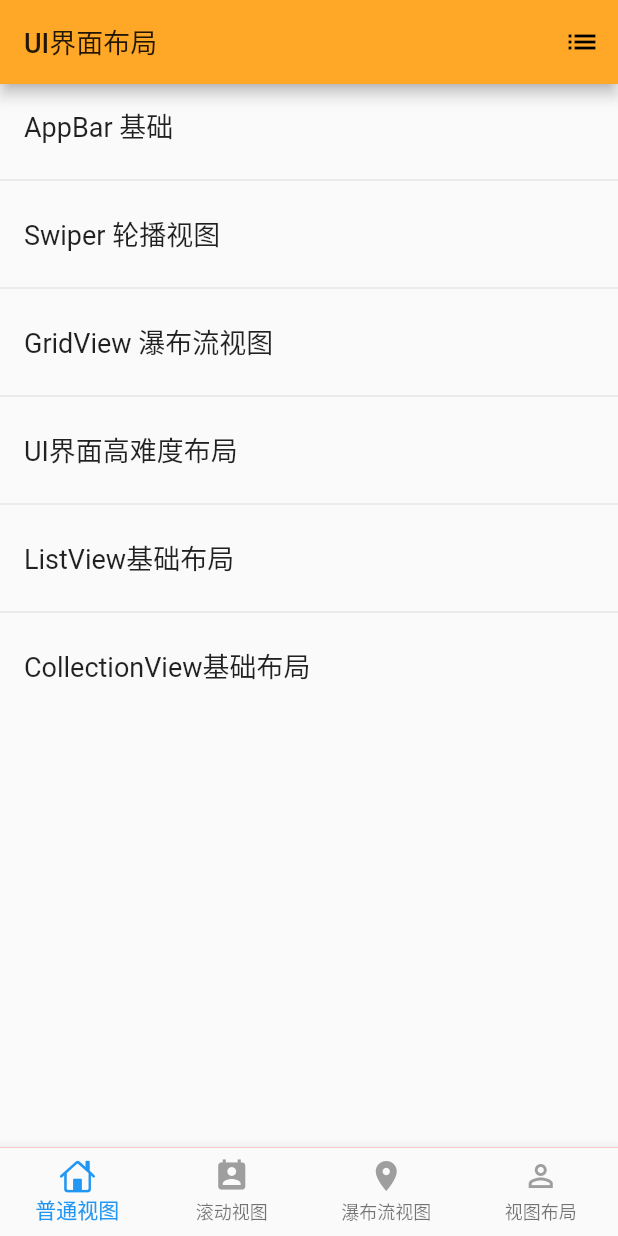
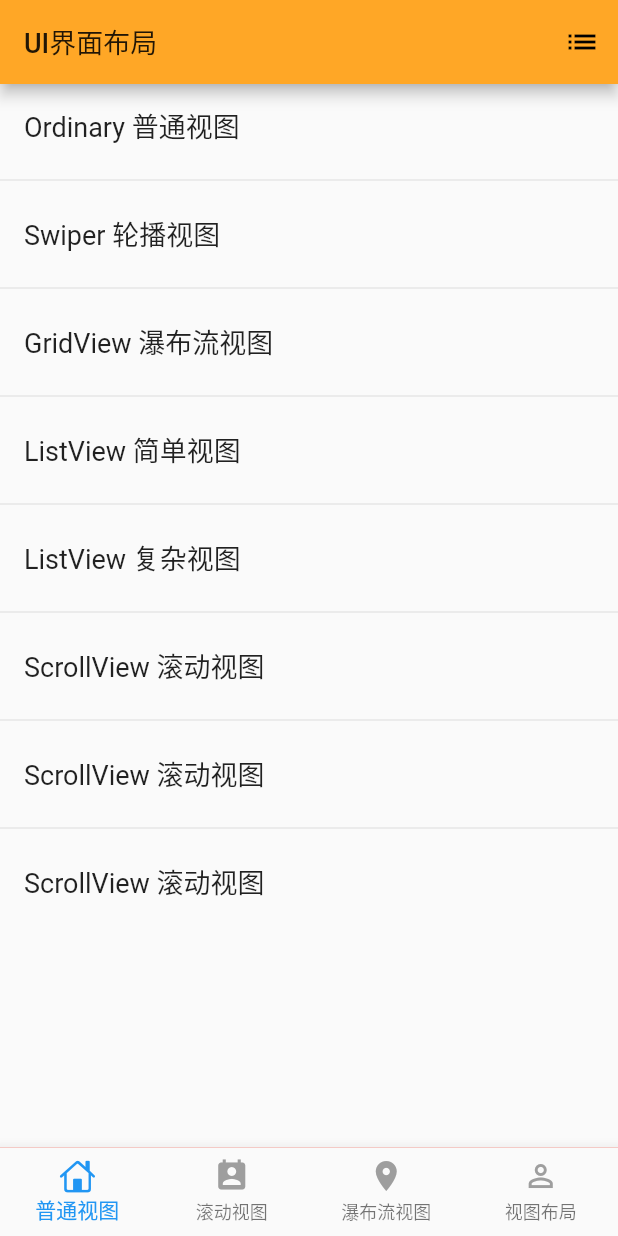
Before and after one commit to opvexe/FlutterNews, a Flutter app: the screen it shows after launch, on a phone screen of 412 x 824 dp. Run offline on Flutter 3.47's test engine with Material 2 defaults, Android fonts, the phone set to English and light mode, and no system bars; our stand-ins replace flutter_swiper.

Commit message:
no message

```diff
--- a/myapp/lib/Page/homeController.dart
+++ b/myapp/lib/Page/homeController.dart
@@ -2,6 +2,8 @@ import 'package:flutter/material.dart';
 import './listController.dart';
 import './bannerSwiper.dart';
 import './gridViewCollection.dart';
+import './normalController.dart';
+import './complexListView.dart';
 
 import 'package:myapp/AppBar/appbar.dart';
 
@@ -54,8 +56,8 @@ class _TableListViewState extends State<TableListView> {
     ///初始化数据
     lists = [
       {
-        'title': 'AppBar 基础',
-        'class': appbarView(),
+        'title': 'Ordinary 普通视图',
+        'class': normalContrller(),
       },
       {
         'title': 'Swiper 轮播视图',
@@ -66,17 +68,25 @@ class _TableListViewState extends State<TableListView> {
         'class': gridViewCollection()
         },
       {
-        'title': 'UI界面高难度布局',
+        'title': 'ListView 简单视图',
         'class': listController()
         },
       {
-        'title': 'ListView基础布局',
-         'class': listController()
+        'title': 'ListView 复杂视图',
+         'class': complexListView()
          },
       {
-        'title': 'CollectionView基础布局',
+        'title': 'ScrollView 滚动视图',
         'class': listController()
-        }
+        },
+      {
+        'title': 'ScrollView 滚动视图',
+        'class': listController()
+        },
+         {
+        'title': 'ScrollView 滚动视图',
+        'class': listController()
+        },
     ];
 
     super.initState();
--- a/myapp/lib/main.dart
+++ b/myapp/lib/main.dart
@@ -12,7 +12,6 @@ class MyApp extends StatelessWidget {
       title: 'title',
       theme: new ThemeData(
         primaryColor: Colors.orange.shade400, ///tabbar 选中颜色
-        textSelectionColor: Colors.red,
       ),
       home: tabbarController(),
     );
```
Also changed, not shown: myapp/lib/Page/complexListView.dart (added, +22 -0 lines), myapp/lib/Page/listController.dart (+79 -95 lines).
